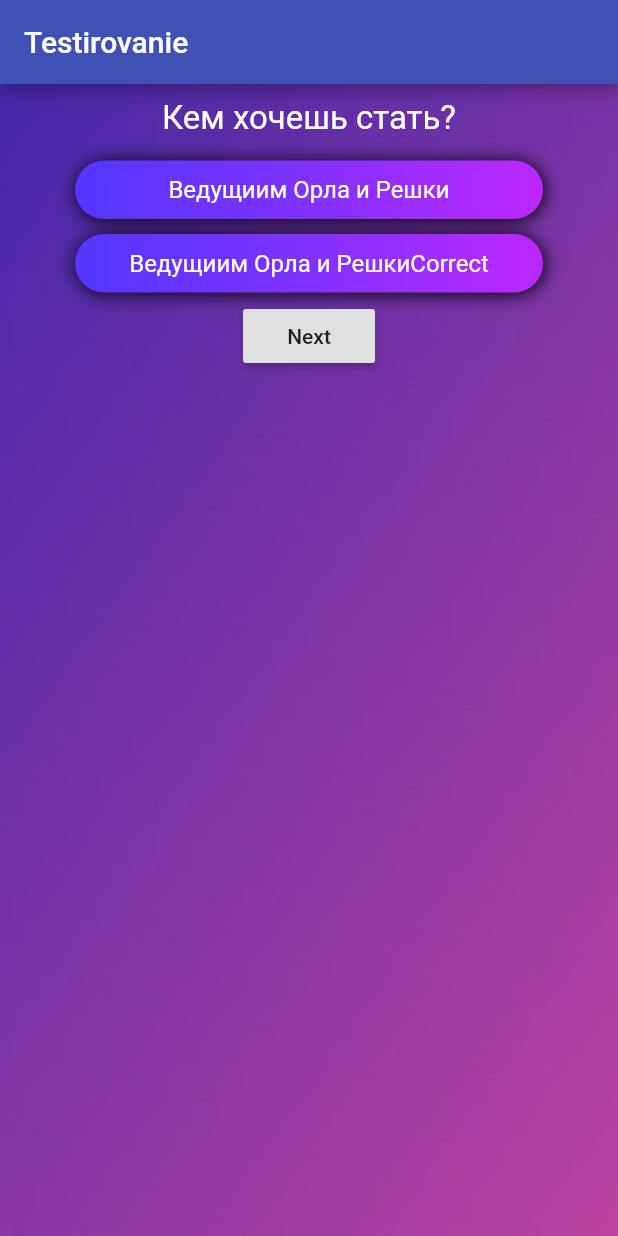
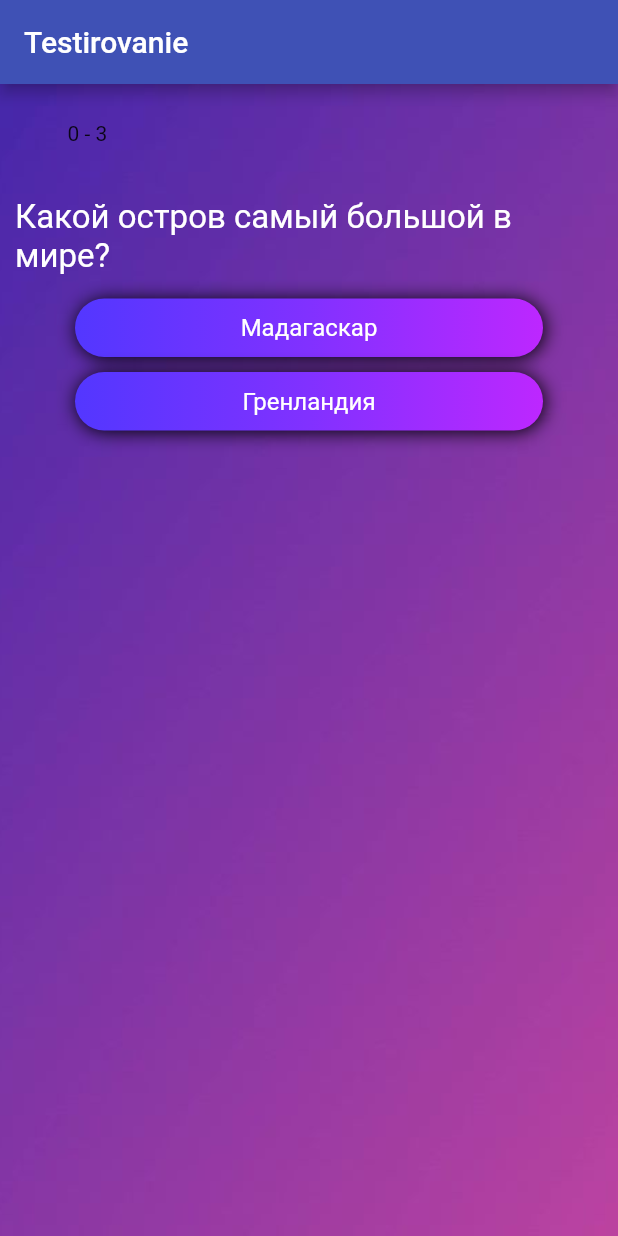
Before and after one commit to MaximBall/QuizApp-flutter, a Flutter app: the screen it shows after launch, on a phone screen of 412 x 824 dp. Run offline on Flutter 3.47's test engine with Material 2 defaults, Android fonts, the phone set to English and light mode, and no system bars; missing offline and left inert: dart:html.

Commit message:
ADD result widget

```diff
--- a/lib/models/Question.dart
+++ b/lib/models/Question.dart
@@ -13,22 +13,22 @@ class Question {
 class QuestionData {
   final data = [
     Question(
-      title: 'Кем хочешь стать?',
+      title: 'Какой остров самый большой в мире?',
       answers: [
-      {'answer': 'Ведущиим Орла и Решки'},
-      {'answer': 'Ведущиим Орла и РешкиCorrect', 'isCorrect': 1},
+      {'answer': 'Мадагаскар'},
+      {'answer': 'Гренландия', 'isCorrect': 1},
     ]),
     Question(
-      title: 'Вопрос 1?',
+      title: 'Белые медведи охотятся на пингвинов?',
       answers: [
-      {'answer': 'Ведущиим Орла и РешкиCor', 'isCorrect': 1},
-      {'answer': 'Ведущиим Орла и Решки'},
+      {'answer': 'Да'},
+      {'answer': 'Нет', 'isCorrect': 1},
     ]),
     Question(
-      title: 'Вопрос2',
+      title: 'Что из этого изобрели раньше?',
       answers: [
-      {'answer': 'Ведущиим Орла и РешкиCor', 'isCorrect': 1},
-      {'answer': 'Ведущиим Орла и Решки'},
+      {'answer': 'Часы', 'isCorrect': 1},
+      {'answer': 'Противогаз'},
     ]),
   ];
 
--- a/lib/pages/home_page.dart
+++ b/lib/pages/home_page.dart
@@ -1,6 +1,11 @@
+import 'dart:math';
+
 import 'package:flutter/material.dart';
 import 'package:flutter_application_1/models/Question.dart';
 import 'package:flutter_application_1/widgets/answer.dart';
+import 'package:flutter_application_1/widgets/progress_var.dart';
+import 'package:flutter_application_1/widgets/quiz.dart';
+import 'package:flutter_application_1/widgets/result.dart';
 
 class HomePage extends StatefulWidget {
   @override
@@ -11,6 +16,25 @@ class _HomePageState extends State<HomePage> {
   final QuestionData data = QuestionData();
   int _countResult = 0;
   int _questionIndex = 0;
+
+  List<Icon> _icons = [];
+
+  void _clearState() => setState((){
+    _questionIndex = 0;
+    _countResult = 0;
+    _icons = [];
+  });
+
+  void _onChangeAnswer(bool isCorrect) => setState(() {
+    if (isCorrect) {
+      _icons.add(Icon(Icons.brightness_1, color: Color(0xFFbd27ff)));
+      _countResult++;
+    } else {
+      _icons.add(Icon(Icons.brightness_1, color: Color(0xFF000000)));
+    }
+
+    _questionIndex +=1 ;
+  });
 
   Widget build(BuildContext context) {
     return Scaffold(
@@ -29,22 +53,25 @@ class _HomePageState extends State<HomePage> {
         child: Column(
           children: <Widget>[
 
-            Container(
-              padding: const EdgeInsets.all(10.0),
-              child: Text(
-                data.questions[_questionIndex].title,
-                style: Theme.of(context).textTheme.caption,
-                ),
+            ProgressBar(
+              icons: _icons,
+              count: _questionIndex,
+              total: data.questions.length,
             ),
 
-            ...data.questions[_questionIndex].answers.map(
-              (e) => Answer(title: e['answer'],)
-              ).toList(),
 
-            RaisedButton(onPressed: () =>
-              setState(() => _questionIndex++),
-              child: Text('Next'),
-            ),
+            _questionIndex < data.questions.length
+            ? Quiz(
+              index: _questionIndex,
+              questionData: data,
+              onChangeAnswer: _onChangeAnswer,
+            )
+            : Result(
+              count: _countResult,
+              total: data.questions.length,
+              onClearState: _clearState,
+            )
+
           ],
         ),
       ),
--- a/lib/widgets/answer.dart
+++ b/lib/widgets/answer.dart
@@ -2,12 +2,20 @@ import 'package:flutter/material.dart';
 
 class Answer extends StatelessWidget {
   final String title;
+  final isCorrect;
+  final Function onChangeAnswer;
 
-  Answer({Key? key, required this.title}) : super(key: key);
+  Answer({Key? key,
+    required this.isCorrect,
+    required this.onChangeAnswer,
+    required this.title
+  }) : super(key: key);
 
   @override
   Widget build(BuildContext context) {
-    return Container(
+    return GestureDetector(
+      onTap: () => onChangeAnswer(isCorrect),
+      child: Container(
         margin: const EdgeInsets.symmetric(
           horizontal: 50.0,
           vertical: 5.0,
@@ -37,6 +45,7 @@ class Answer extends StatelessWidget {
             color: Colors.white,
           ),
         ),
+      ),
     );
   }
 }
--- /dev/null
+++ b/lib/widgets/progress_var.dart
@@ -0,0 +1,37 @@
+import 'package:flutter/material.dart';
+
+class ProgressBar extends StatelessWidget {
+  final icons;
+  final count;
+  final total;
+
+  ProgressBar({ Key? key,
+    this.icons,
+    this.count,
+    this.total
+  }) : super(key: key);
+
+  @override
+  Widget build(BuildContext context) {
+    return Container(
+      padding: const EdgeInsets.all(15.0),
+      margin: const EdgeInsets.symmetric(vertical: 10.0, horizontal: 30.0),
+      child: Row (
+        mainAxisAlignment: MainAxisAlignment.start,
+        children: <Widget>[
+          FittedBox(
+            fit: BoxFit.contain,
+            child: Text(
+              '$count - $total',
+            ),
+          ),
+          SizedBox(
+            width: 10.0,
+          ),
+
+          ...icons,
+        ],
+      ),
+    );
+  }
+}
--- /dev/null
+++ b/lib/widgets/quiz.dart
@@ -0,0 +1,39 @@
+import 'package:flutter/material.dart';
+import 'answer.dart';
+
+class Quiz extends StatelessWidget {
+
+  final index;
+  final questionData;
+  final onChangeAnswer;
+
+  Quiz ({ Key? key,
+    this.index,
+    this.questionData,
+    this.onChangeAnswer
+  }) : super(key: key);
+
+  @override
+  Widget build(BuildContext context) {
+    return Column(
+      children: <Widget>[
+        Container(
+              padding: const EdgeInsets.all(10.0),
+              child: Text(
+                questionData.questions[index].title,
+                style: Theme.of(context).textTheme.caption,
+                ),
+            ),
+
+            ...questionData.questions[index].answers.map(
+              (e) => Answer(
+                title: e['answer'],
+                onChangeAnswer:  onChangeAnswer,
+                isCorrect: e.containsKey('isCorrect') ? true : false,
+
+              )
+            ).toList(),
+      ],
+    );
+  }
+}
```
Also changed, not shown: lib/widgets/result.dart (added, +91 -0 lines), assets/images/lose.jpg (added), assets/images/winner.jpg (added). Lines whose indentation alone changed are shown as unchanged.
